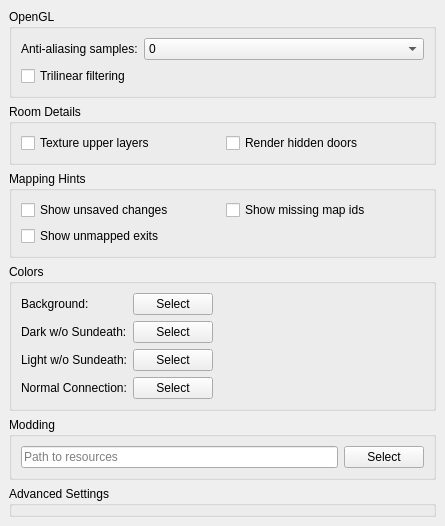
Before: the Qt Designer form src/preferences/graphicspage.ui in nschimme/MMapper, drawn with Qt 5.
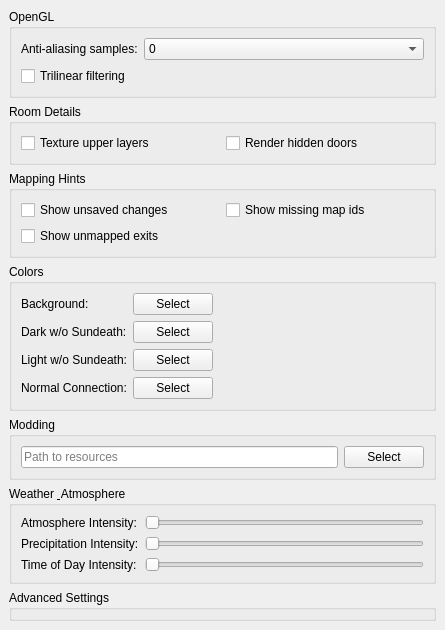
After: the same form once the commit is applied.

Commit message: add weather shaders

What changed in the file:
```diff
--- a/src/preferences/graphicspage.ui
+++ b/src/preferences/graphicspage.ui
@@ -320,6 +320,66 @@
      </layout>
     </widget>
    </item>
+   <item>
+    <widget class="QGroupBox" name="groupBox_Weather">
+     <property name="title">
+      <string>Weather &amp; Atmosphere</string>
+     </property>
+     <layout class="QGridLayout" name="gridLayout_Weather">
+      <item row="0" column="0">
+       <widget class="QLabel" name="weatherAtmosphereLabel">
+        <property name="text">
+         <string>Atmosphere Intensity:</string>
+        </property>
+       </widget>
+      </item>
+      <item row="0" column="1">
+       <widget class="QSlider" name="weatherAtmosphereSlider">
+        <property name="orientation">
+         <enum>Qt::Horizontal</enum>
+        </property>
+        <property name="maximum">
+         <number>100</number>
+        </property>
+       </widget>
+      </item>
+      <item row="1" column="0">
+       <widget class="QLabel" name="weatherPrecipitationLabel">
+        <property name="text">
+         <string>Precipitation Intensity:</string>
+        </property>
+       </widget>
+      </item>
+      <item row="1" column="1">
+       <widget class="QSlider" name="weatherPrecipitationSlider">
+        <property name="orientation">
+         <enum>Qt::Horizontal</enum>
+        </property>
+        <property name="maximum">
+         <number>100</number>
+        </property>
+       </widget>
+      </item>
+      <item row="2" column="0">
+       <widget class="QLabel" name="weatherTimeOfDayLabel">
+        <property name="text">
+         <string>Time of Day Intensity:</string>
+        </property>
+       </widget>
+      </item>
+      <item row="2" column="1">
+       <widget class="QSlider" name="weatherTimeOfDaySlider">
+        <property name="orientation">
+         <enum>Qt::Horizontal</enum>
+        </property>
+        <property name="maximum">
+         <number>100</number>
+        </property>
+       </widget>
+      </item>
+     </layout>
+    </widget>
+   </item>
    <item>
     <widget class="QGroupBox" name="groupBox_Advanced">
      <property name="title">
```
The commit also changes 42 other files.
